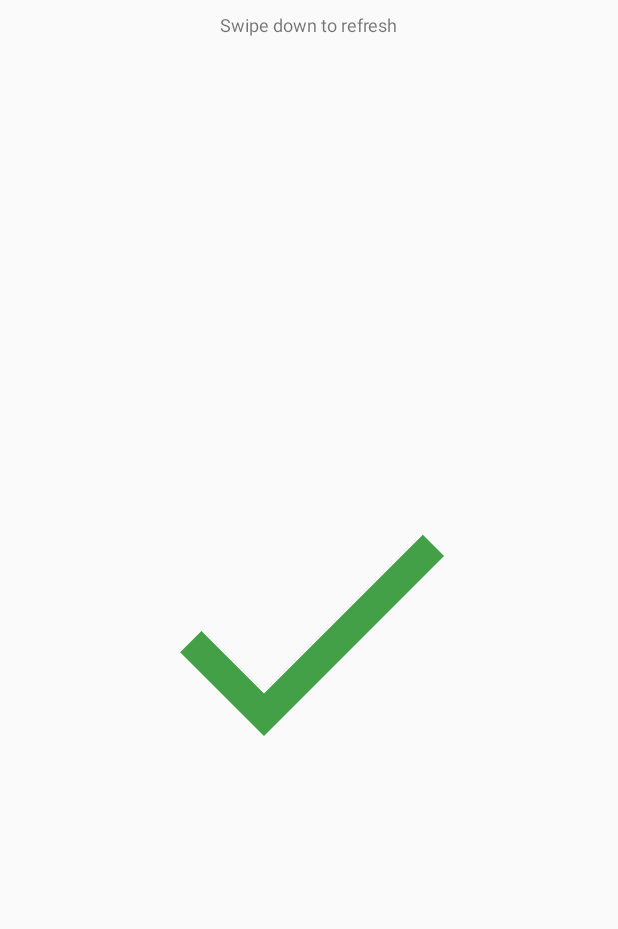
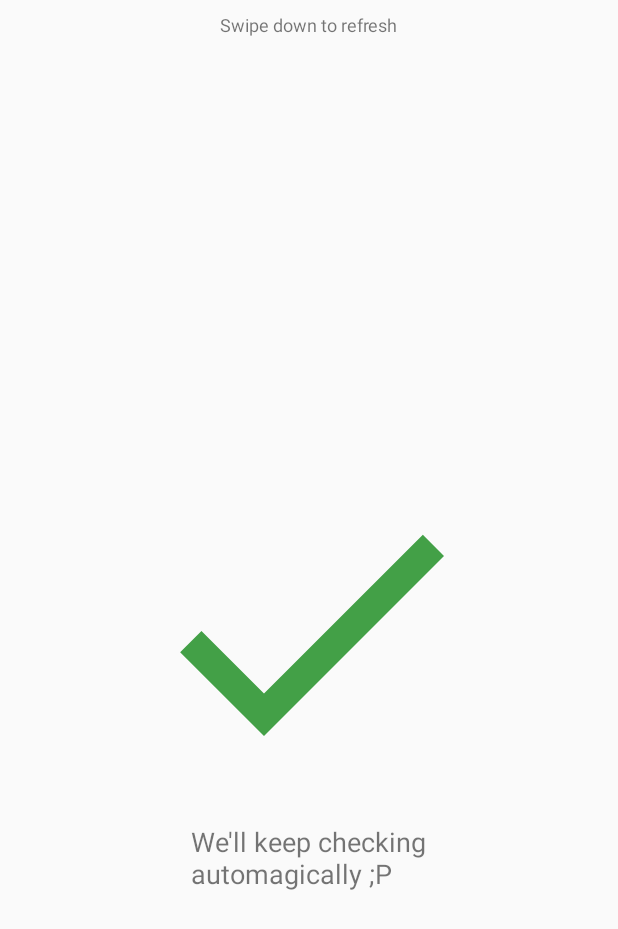
Before and after one commit to EmmanuelMess/Simple-Cleanup, an Android app: the layout content_main.xml on its own in the app's theme, with its tools: preview values and no code run, on a phone screen of 412 x 824 dp. Shown: the top 929 px of the screen. Run offline under Robolectric (Android 15) with nearby library versions, the phone set to English and light mode, and no system bars.

Commit message:
Added "We'll keep checking" to the empty state

```diff
--- a/SimpleCleanup/app/src/main/res/layout/content_main.xml
+++ b/SimpleCleanup/app/src/main/res/layout/content_main.xml
@@ -43,7 +43,7 @@
             android:layout_marginEnd="8dp"
             android:layout_marginStart="8dp"
             android:layout_marginTop="8dp"
-            android:text="Swipe down to refresh"
+            android:text="@string/swipe_to_refresh"
             android:textSize="12sp"
             app:layout_constraintEnd_toEndOf="parent"
             app:layout_constraintStart_toStartOf="parent"
@@ -52,7 +52,7 @@
         <ImageView
             android:id="@+id/emptyImageView"
             android:layout_width="0dp"
-            android:layout_height="0dp"
+            android:layout_height="wrap_content"
             android:layout_marginBottom="8dp"
             android:layout_marginEnd="8dp"
             android:layout_marginStart="8dp"
@@ -60,8 +60,22 @@
             android:visibility="visible"
             app:layout_constraintBottom_toBottomOf="parent"
             app:layout_constraintEnd_toEndOf="parent"
+            app:layout_constraintHorizontal_bias="0.0"
             app:layout_constraintStart_toStartOf="parent"
             app:layout_constraintTop_toBottomOf="@+id/swipeToRefreshTextView"
             app:srcCompat="@drawable/ic_check_green_240dp" />
+
+        <TextView
+            android:id="@+id/weKeepCheckingTextView"
+            android:layout_width="wrap_content"
+            android:layout_height="wrap_content"
+            android:layout_marginEnd="8dp"
+            android:layout_marginStart="8dp"
+            android:layout_marginTop="8dp"
+            android:text="@string/we_keep_checking"
+            android:textSize="18sp"
+            app:layout_constraintEnd_toEndOf="parent"
+            app:layout_constraintStart_toStartOf="parent"
+            app:layout_constraintTop_toBottomOf="@+id/emptyImageView" />
     </androidx.constraintlayout.widget.ConstraintLayout>
 </androidx.constraintlayout.widget.ConstraintLayout>
--- a/SimpleCleanup/app/src/main/res/values/strings.xml
+++ b/SimpleCleanup/app/src/main/res/values/strings.xml
@@ -10,4 +10,6 @@
     <string name="channel_name">Emergency channel</string>
     <string name="channel_description">This channel is used for emergency reports</string>
     <string name="open_to_clean">Open to fix!</string>
+    <string name="swipe_to_refresh">Swipe down to refresh</string>
+    <string name="we_keep_checking">We\'ll keep checking\nautomagically ;P</string>
 </resources>
--- a/SimpleCleanup/build.gradle
+++ b/SimpleCleanup/build.gradle
@@ -7,7 +7,7 @@ buildscript {
         jcenter()
     }
     dependencies {
-        classpath 'com.android.tools.build:gradle:3.3.1'
+        classpath 'com.android.tools.build:gradle:3.3.2'
         classpath "org.jetbrains.kotlin:kotlin-gradle-plugin:$kotlin_version"
 
         // NOTE: Do not place your application dependencies here; they belong
```
